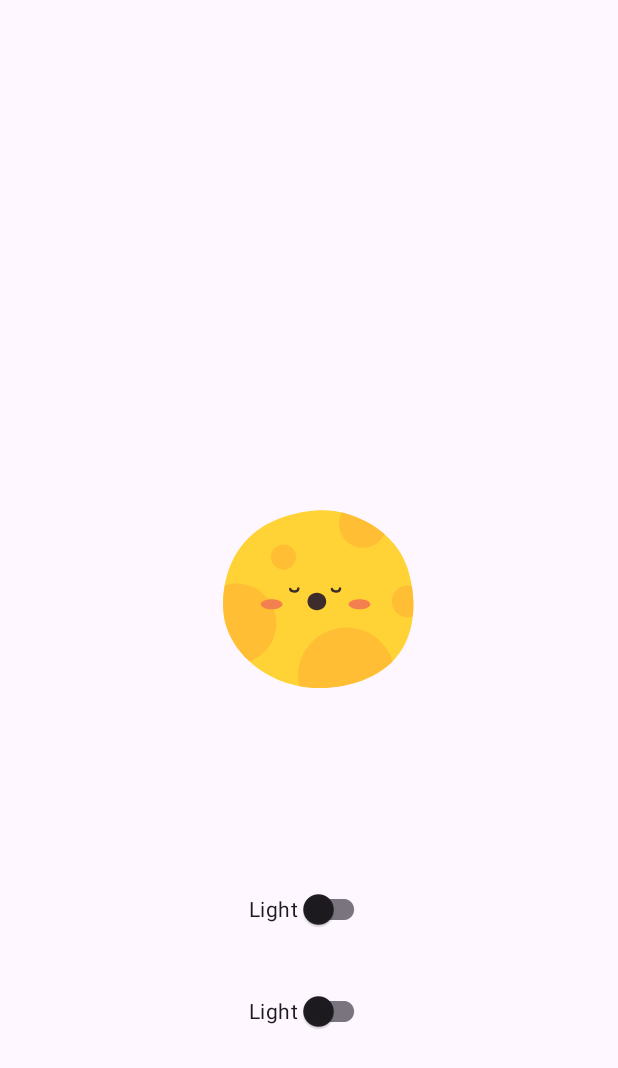
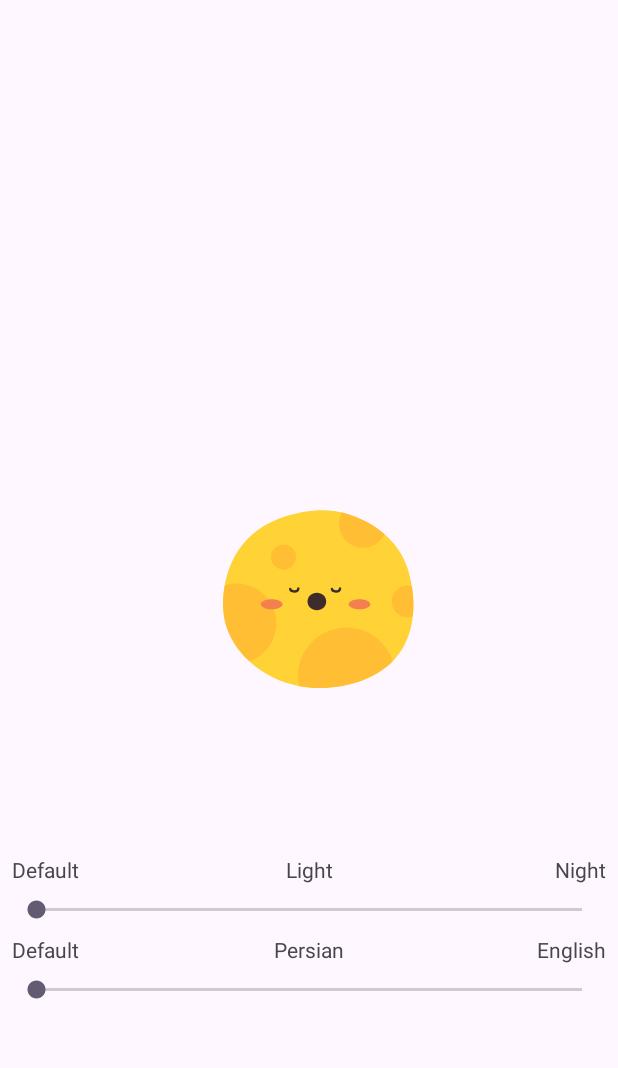
Before and after one commit to OmidrezaBagheriyan/DataStoreAndroid, an Android app: the layout activity_main.xml on its own in the app's theme, with its tools: preview values and no code run, on a phone screen of 412 x 824 dp. Shown: the top 1068 px of the screen. Run offline under Robolectric (Android 15) with nearby library versions, the phone set to English and light mode, and no system bars.

Commit message:
Update ui activity_main.xml

```diff
--- a/app/src/main/res/layout/activity_main.xml
+++ b/app/src/main/res/layout/activity_main.xml
@@ -24,25 +24,81 @@
             app:lottie_loop="true"
             app:lottie_rawRes="@raw/sun" />
 
-        <com.google.android.material.switchmaterial.SwitchMaterial
-            android:id="@+id/swUIMode"
+        <TextView
+            android:id="@+id/tvThemeDefault"
+            android:layout_width="wrap_content"
+            android:layout_margin="8dp"
+            android:text="@string/text_default_mode"
+            android:layout_height="wrap_content"
+            app:layout_constraintStart_toStartOf="parent"
+            app:layout_constraintTop_toBottomOf="@+id/lottieUIMode" />
+
+        <TextView
+            android:id="@+id/tvThemeLight"
             android:layout_width="wrap_content"
             android:layout_height="wrap_content"
-            android:layout_margin="20dp"
             android:text="@string/text_light_mode"
+            android:layout_margin="8dp"
             app:layout_constraintEnd_toEndOf="parent"
             app:layout_constraintStart_toStartOf="parent"
             app:layout_constraintTop_toBottomOf="@+id/lottieUIMode" />
 
-        <com.google.android.material.switchmaterial.SwitchMaterial
-            android:id="@+id/swLangMode"
+        <TextView
+            android:id="@+id/tvThemeNight"
+            android:layout_width="wrap_content"
+            android:layout_margin="8dp"
+            android:text="@string/text_night_mode"
+            android:layout_height="wrap_content"
+            app:layout_constraintEnd_toEndOf="parent"
+            app:layout_constraintTop_toBottomOf="@+id/lottieUIMode" />
+
+        <SeekBar
+            android:id="@+id/sbUIMode"
+            android:layout_width="match_parent"
+            android:layout_height="wrap_content"
+            android:layout_margin="8dp"
+            android:max="2"
+            app:layout_constraintEnd_toEndOf="parent"
+            app:layout_constraintStart_toStartOf="parent"
+            app:layout_constraintTop_toBottomOf="@+id/tvThemeLight" />
+
+        <TextView
+            android:id="@+id/tvLangDefault"
+            android:layout_width="wrap_content"
+            android:layout_margin="8dp"
+            android:text="@string/text_default_mode"
+            android:layout_height="wrap_content"
+            app:layout_constraintStart_toStartOf="parent"
+            app:layout_constraintTop_toBottomOf="@+id/sbUIMode" />
+
+        <TextView
+            android:id="@+id/tvLangLight"
             android:layout_width="wrap_content"
             android:layout_height="wrap_content"
-            android:layout_margin="20dp"
-            android:text="@string/text_light_mode"
+            android:text="@string/text_persian_mode"
+            android:layout_margin="8dp"
             app:layout_constraintEnd_toEndOf="parent"
             app:layout_constraintStart_toStartOf="parent"
-            app:layout_constraintTop_toBottomOf="@+id/swUIMode" />
+            app:layout_constraintTop_toBottomOf="@+id/sbUIMode" />
+
+        <TextView
+            android:id="@+id/tvLangNight"
+            android:layout_width="wrap_content"
+            android:layout_margin="8dp"
+            android:text="@string/text_english_mode"
+            android:layout_height="wrap_content"
+            app:layout_constraintEnd_toEndOf="parent"
+            app:layout_constraintTop_toBottomOf="@+id/sbUIMode" />
+
+        <SeekBar
+            android:id="@+id/sbLangMode"
+            android:layout_width="match_parent"
+            android:layout_height="wrap_content"
+            android:layout_margin="8dp"
+            android:max="2"
+            app:layout_constraintEnd_toEndOf="parent"
+            app:layout_constraintStart_toStartOf="parent"
+            app:layout_constraintTop_toBottomOf="@+id/tvLangLight" />
 
     </androidx.constraintlayout.widget.ConstraintLayout>
 </layout>
```
